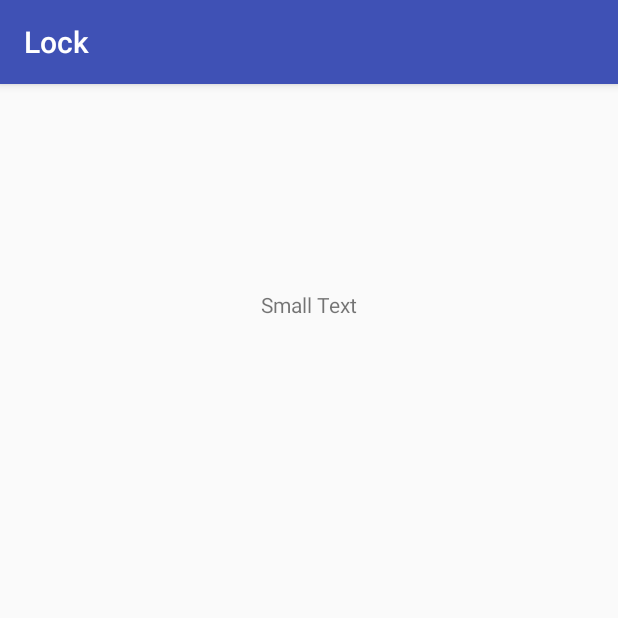
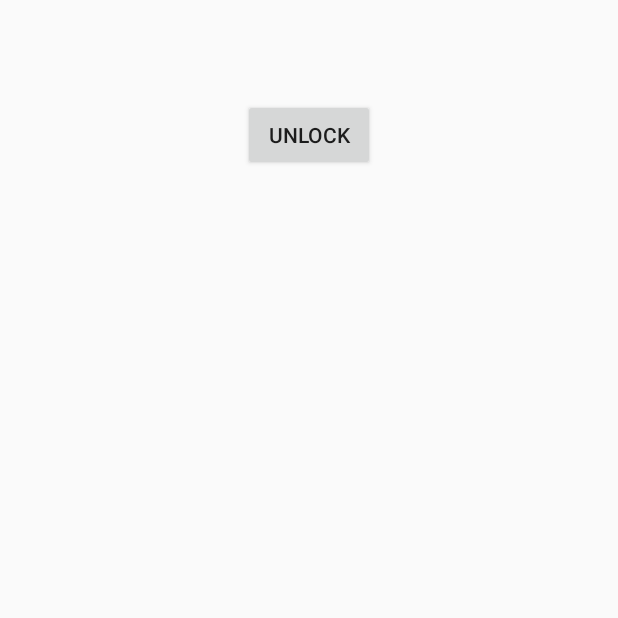
Before and after one commit to lhphong09t2/misfithelper, an Android app: the ScreenLockActivity screen opened directly, with no data from a screen before it, on a phone screen of 412 x 824 dp, the top half of it. Run offline under Robolectric (Android 15) with nearby library versions, the light colour scheme and no system bars.

Commit message:
[Sandbox/Lock] Disable navigation bar and status bar, show lock activity before default lock

```diff
--- a/Sandbox/Lock/app/build.gradle
+++ b/Sandbox/Lock/app/build.gradle
@@ -23,4 +23,5 @@
     compile fileTree(dir: 'libs', include: ['*.jar'])
     testCompile 'junit:junit:4.12'
     compile 'com.android.support:appcompat-v7:23.2.1'
+    compile 'com.android.support:support-v4:23.2.1'
 }
--- a/Sandbox/Lock/app/src/main/java/com/example/luongt/lock/ScreenLockActivity.java
+++ b/Sandbox/Lock/app/src/main/java/com/example/luongt/lock/ScreenLockActivity.java
@@ -1,14 +1,80 @@
 package com.example.luongt.lock;
 
+import android.app.Activity;
+import android.app.KeyguardManager;
+import android.content.Context;
+import android.graphics.PixelFormat;
+import android.os.Bundle;
 import android.support.v7.app.AppCompatActivity;
-import android.os.Bundle;
+import android.view.Gravity;
+import android.view.View;
+import android.view.WindowManager;
+import android.widget.Button;
+import android.widget.FrameLayout;
 
-public class ScreenLockActivity extends AppCompatActivity {
+public class ScreenLockActivity extends AppCompatActivity implements View.OnClickListener {
+
+    WindowManager manager;
+    FrameLayout view;
 
     @Override
     protected void onCreate(Bundle savedInstanceState) {
         super.onCreate(savedInstanceState);
+
+        setFullScreen();
+        DisableBar(Gravity.TOP);
+        DisableBar(Gravity.BOTTOM);
+        showWhenLocked();
+
         setContentView(R.layout.activity_screen_lock);
 
+        Button unlockButton = (Button)findViewById(R.id.unlockButton);
+        unlockButton.setOnClickListener(this);
+    }
+
+    @Override
+    public void onBackPressed() {
+        return;
+    }
+
+    @Override
+    public void onClick(View v) {
+        manager.removeView(view);
+        KeyguardManager keyguardManager = (KeyguardManager)getSystemService(Activity.KEYGUARD_SERVICE);
+        KeyguardManager.KeyguardLock lock = keyguardManager.newKeyguardLock(KEYGUARD_SERVICE);
+        lock.disableKeyguard();
+        this.finish();
+    }
+
+    public void setFullScreen(){
+        getWindow().getDecorView().setSystemUiVisibility(View.SYSTEM_UI_FLAG_LAYOUT_STABLE
+                | View.SYSTEM_UI_FLAG_LAYOUT_HIDE_NAVIGATION
+                | View.SYSTEM_UI_FLAG_LAYOUT_FULLSCREEN
+                | View.SYSTEM_UI_FLAG_HIDE_NAVIGATION
+                | View.SYSTEM_UI_FLAG_FULLSCREEN
+                | View.SYSTEM_UI_FLAG_IMMERSIVE_STICKY);
+    }
+
+    public void showWhenLocked(){
+        getWindow().addFlags(WindowManager.LayoutParams.FLAG_SHOW_WHEN_LOCKED);
+    }
+
+    public void DisableBar(int position){
+        manager = ((WindowManager) getApplicationContext()
+                .getSystemService(Context.WINDOW_SERVICE));
+
+        WindowManager.LayoutParams localLayoutParams = new WindowManager.LayoutParams();
+        localLayoutParams.type = WindowManager.LayoutParams.TYPE_SYSTEM_ERROR;
+        localLayoutParams.gravity = position;
+        localLayoutParams.flags = WindowManager.LayoutParams.FLAG_NOT_FOCUSABLE|
+                WindowManager.LayoutParams.FLAG_LAYOUT_IN_SCREEN;
+
+        localLayoutParams.width = WindowManager.LayoutParams.MATCH_PARENT;
+        localLayoutParams.height = (int) (50 * getResources()
+                .getDisplayMetrics().scaledDensity);
+        localLayoutParams.format = PixelFormat.TRANSPARENT;
+
+        view = new FrameLayout(this);
+        manager.addView(view, localLayoutParams);
     }
 }
--- a/Sandbox/Lock/app/src/main/java/com/example/luongt/lock/ScreenReceive.java
+++ b/Sandbox/Lock/app/src/main/java/com/example/luongt/lock/receiver/ScreenReceive.java
@@ -1,4 +1,4 @@
-package com.example.luongt.lock;
+package com.example.luongt.lock.receiver;
 
 import android.app.Activity;
 import android.app.KeyguardManager;
@@ -6,6 +6,8 @@
 import android.content.Context;
 import android.content.Intent;
 import android.util.Log;
+
+import com.example.luongt.lock.ScreenLockActivity;
 
 /**
  * Created by luongt on 3/21/2016.
--- a/Sandbox/Lock/app/src/main/res/layout/activity_screen_lock.xml
+++ b/Sandbox/Lock/app/src/main/res/layout/activity_screen_lock.xml
@@ -9,13 +9,11 @@
     android:paddingTop="@dimen/activity_vertical_margin"
     tools:context="com.example.luongt.lock.ScreenLockActivity">
 
-    <TextView
+    <Button
         android:layout_width="wrap_content"
         android:layout_height="wrap_content"
-        android:textAppearance="?android:attr/textAppearanceSmall"
-        android:text="Small Text"
-        android:id="@+id/textView2"
-        android:layout_alignParentTop="true"
+        android:text="Unlock"
+        android:id="@+id/unlockButton"
         android:layout_centerHorizontal="true"
-        android:layout_marginTop="121dp" />
+        android:layout_marginTop="50dp" />
 </RelativeLayout>
--- a/Sandbox/Lock/app/src/main/res/values/colors.xml
+++ b/Sandbox/Lock/app/src/main/res/values/colors.xml
@@ -3,4 +3,6 @@
     <color name="colorPrimary">#3F51B5</color>
     <color name="colorPrimaryDark">#303F9F</color>
     <color name="colorAccent">#FF4081</color>
+
+    <color name="black_overlay">#66000000</color>
 </resources>
--- a/Sandbox/Lock/app/src/main/res/values/strings.xml
+++ b/Sandbox/Lock/app/src/main/res/values/strings.xml
@@ -1,3 +1,7 @@
 <resources>
     <string name="app_name">Lock</string>
+
+    <string name="title_activity_fullscreen">FullscreenActivity</string>
+    <string name="dummy_button">Dummy Button</string>
+    <string name="dummy_content">DUMMY\nCONTENT</string>
 </resources>
```
Also changed, not shown: Sandbox/Lock/app/src/main/AndroidManifest.xml (+11 -9 lines), Sandbox/Lock/app/src/main/java/com/example/luongt/lock/MainActivity.java (+7 -12 lines), Sandbox/Lock/app/src/main/java/com/example/luongt/lock/ServiceLock.java (deleted, +0 -43 lines), Sandbox/Lock/app/src/main/java/com/example/luongt/lock/service/ServiceLock.java (added, +59 -0 lines), Sandbox/Lock/app/src/main/res/values/attrs.xml (added, +12 -0 lines), Sandbox/Lock/app/src/main/res/values/styles.xml (+12 -0 lines).
